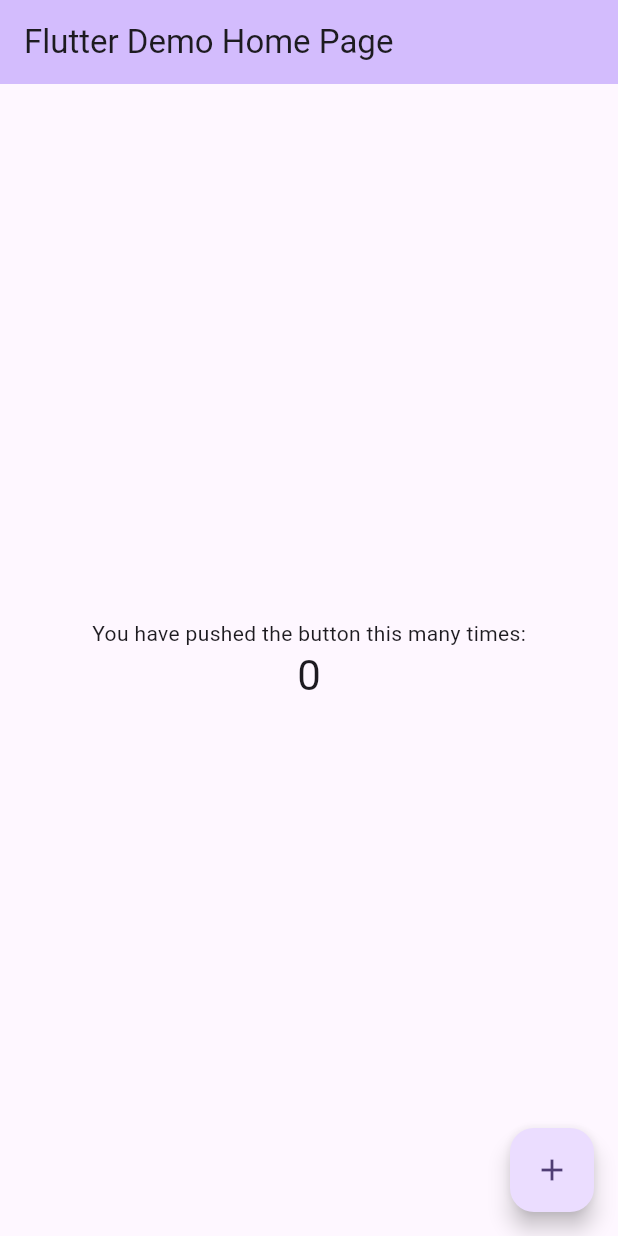
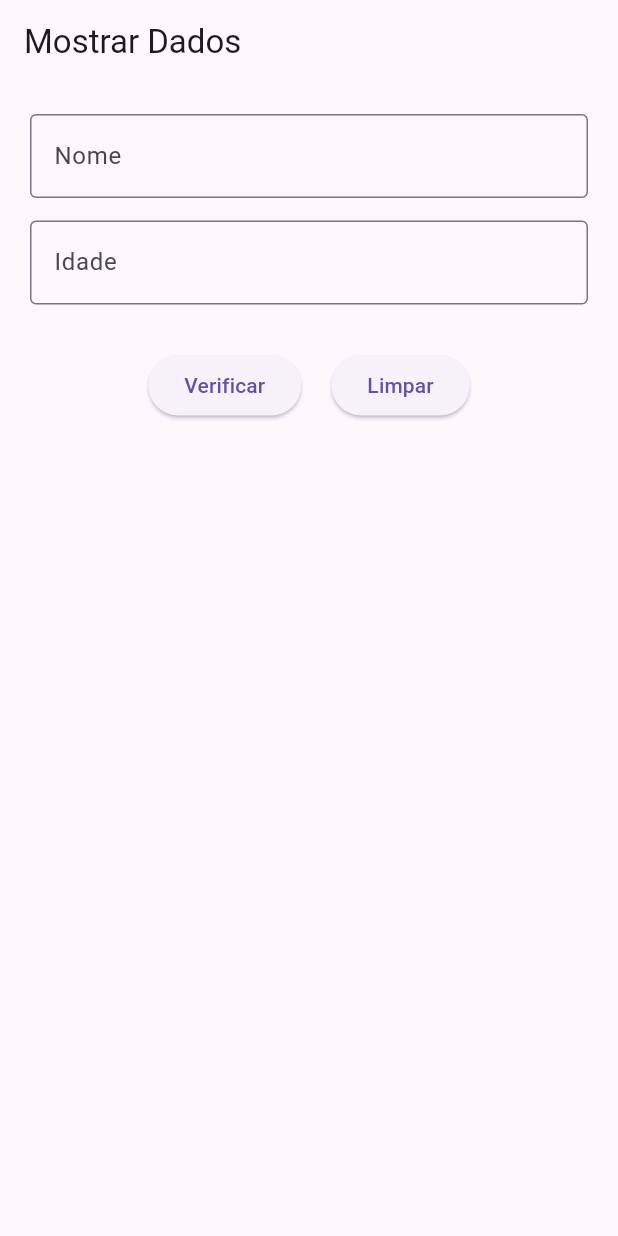
Before and after one commit to buenoduda/flutter-lista-exercicios-eduarda-bueno-de-salvo, a Flutter app: the screen it shows after launch, on a phone screen of 412 x 824 dp. Run offline on Flutter 3.47's test engine with Material 3 defaults, Android fonts, the phone set to English and light mode, and no system bars.

Commit message:
feat:adiciona exercio02

```diff
--- a/exercicio02/lib/main.dart
+++ b/exercicio02/lib/main.dart
@@ -1,121 +1,106 @@
+// exercício 2 - verificador de idade
+// Crie uma aplicação que receba o nome e a idade de uma pessoa e informe se ela é maior ou menor de idade.
+
 import 'package:flutter/material.dart';
 
 void main() {
-  runApp(const MyApp());
+  runApp(MeuApp());
 }
 
-class MyApp extends StatelessWidget {
-  const MyApp({super.key});
+class MeuApp extends StatelessWidget {
+  const MeuApp({super.key});
 
-  // This widget is the root of your application.
   @override
   Widget build(BuildContext context) {
     return MaterialApp(
-      title: 'Flutter Demo',
-      theme: ThemeData(
-        // This is the theme of your application.
-        //
-        // TRY THIS: Try running your application with "flutter run". You'll see
-        // the application has a purple toolbar. Then, without quitting the app,
-        // try changing the seedColor in the colorScheme below to Colors.green
-        // and then invoke "hot reload" (save your changes or press the "hot
-        // reload" button in a Flutter-supported IDE, or press "r" if you used
-        // the command line to start the app).
-        //
-        // Notice that the counter didn't reset back to zero; the application
-        // state is not lost during the reload. To reset the state, use hot
-        // restart instead.
-        //
-        // This works for code too, not just values: Most code changes can be
-        // tested with just a hot reload.
-        colorScheme: .fromSeed(seedColor: Colors.deepPurple),
-      ),
-      home: const MyHomePage(title: 'Flutter Demo Home Page'),
+      debugShowCheckedModeBanner: false,
+      home: TelaVerificarIdade(),
     );
   }
 }
 
-class MyHomePage extends StatefulWidget {
-  const MyHomePage({super.key, required this.title});
-
-  // This widget is the home page of your application. It is stateful, meaning
-  // that it has a State object (defined below) that contains fields that affect
-  // how it looks.
-
-  // This class is the configuration for the state. It holds the values (in this
-  // case the title) provided by the parent (in this case the App widget) and
-  // used by the build method of the State. Fields in a Widget subclass are
-  // always marked "final".
-
-  final String title;
+class TelaVerificarIdade extends StatefulWidget {
+  const TelaVerificarIdade({super.key});
 
   @override
-  State<MyHomePage> createState() => _MyHomePageState();
+  State<TelaVerificarIdade> createState() => _TelaVerificarIdadeState();
 }
 
-class _MyHomePageState extends State<MyHomePage> {
-  int _counter = 0;
+class _TelaVerificarIdadeState extends State<TelaVerificarIdade> {
+  final TextEditingController nomeController = TextEditingController();
+  final TextEditingController idadeController = TextEditingController();
 
-  void _incrementCounter() {
+  String mensagem = '';
+
+  void validarIdade() {
+    String nome = nomeController.text;
+    int idade = int.tryParse(idadeController.text) ?? 0; // precisamos converter para int pois o TextField retorna os dados em formato de texto
+
+    if (idade >= 18) {
+      setState(() {
+        mensagem = '$nome é maior de idade.';
+      });
+    } else {
+      setState(() {
+        mensagem = '$nome é menor de idade.';
+      });
+    }
+  }
+
+  void limparCampos() {
+    // redefine o valor das variáveis
+    nomeController.clear();
+    idadeController.clear();
+
     setState(() {
-      // This call to setState tells the Flutter framework that something has
-      // changed in this State, which causes it to rerun the build method below
-      // so that the display can reflect the updated values. If we changed
-      // _counter without calling setState(), then the build method would not be
-      // called again, and so nothing would appear to happen.
-      _counter++;
+      mensagem = '';
     });
   }
 
   @override
+  void dispose() {
+    // destruição de memória
+    nomeController.dispose();
+    idadeController.dispose();
+    super.dispose();
+  }
+
+  @override
   Widget build(BuildContext context) {
-    // This method is rerun every time setState is called, for instance as done
-    // by the _incrementCounter method above.
-    //
-    // The Flutter framework has been optimized to make rerunning build methods
-    // fast, so that you can just rebuild anything that needs updating rather
-    // than having to individually change instances of widgets.
     return Scaffold(
-      appBar: AppBar(
-        // TRY THIS: Try changing the color here to a specific color (to
-        // Colors.amber, perhaps?) and trigger a hot reload to see the AppBar
-        // change color while the other colors stay the same.
-        backgroundColor: Theme.of(context).colorScheme.inversePrimary,
-        // Here we take the value from the MyHomePage object that was created by
-        // the App.build method, and use it to set our appbar title.
-        title: Text(widget.title),
-      ),
-      body: Center(
-        // Center is a layout widget. It takes a single child and positions it
-        // in the middle of the parent.
+      appBar: AppBar(title: Text('Mostrar Dados')),
+      body: Padding(
+        padding: EdgeInsets.all(20),
         child: Column(
-          // Column is also a layout widget. It takes a list of children and
-          // arranges them vertically. By default, it sizes itself to fit its
-          // children horizontally, and tries to be as tall as its parent.
-          //
-          // Column has various properties to control how it sizes itself and
-          // how it positions its children. Here we use mainAxisAlignment to
-          // center the children vertically; the main axis here is the vertical
-          // axis because Columns are vertical (the cross axis would be
-          // horizontal).
-          //
-          // TRY THIS: Invoke "debug painting" (choose the "Toggle Debug Paint"
-          // action in the IDE, or press "p" in the console), to see the
-          // wireframe for each widget.
-          mainAxisAlignment: .center,
           children: [
-            const Text('You have pushed the button this many times:'),
-            Text(
-              '$_counter',
-              style: Theme.of(context).textTheme.headlineMedium,
+            TextField(
+              controller: nomeController,
+              decoration: InputDecoration(
+                labelText: 'Nome',
+                border: OutlineInputBorder(),
+              ),
             ),
+            SizedBox(height: 15),
+            TextField(
+              controller: idadeController,
+              decoration: InputDecoration(
+                labelText: 'Idade',
+                border: OutlineInputBorder(),
+              ),
+            ),
+            SizedBox(height: 30),
+            Row(
+              mainAxisAlignment: MainAxisAlignment.center,
+              children: [
+                ElevatedButton(onPressed: validarIdade, child: Text('Verificar')),
+                SizedBox(width: 20), // espaçamento entre os botões
+                ElevatedButton(onPressed: limparCampos, child: Text('Limpar')),
+              ],
+            ),
+            SizedBox(height: 20),
+            Text(mensagem, style: TextStyle(fontSize: 20)),
           ],
         ),
-      ),
-      floatingActionButton: FloatingActionButton(
-        onPressed: _incrementCounter,
-        tooltip: 'Increment',
-        child: const Icon(Icons.add),
       ),
     );
   }
```
